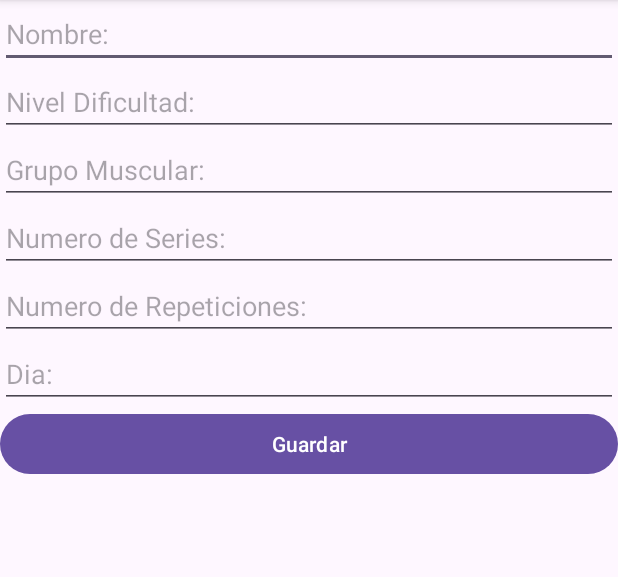
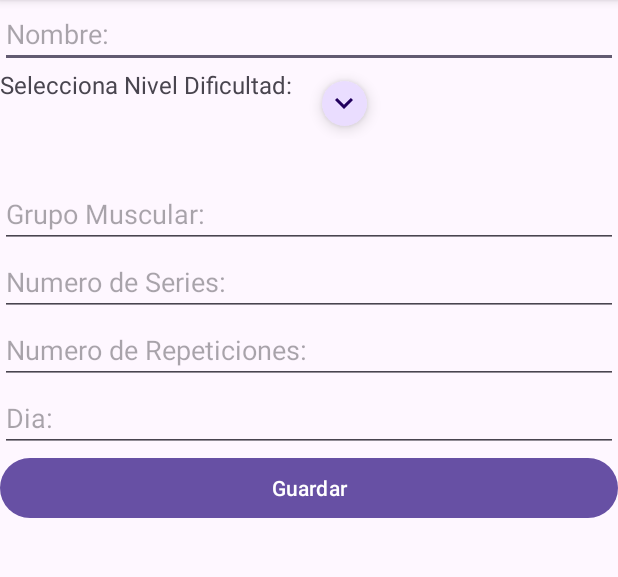
Before and after one commit to carlaAlvReg/FitSmart, an Android app built with Jetpack Compose: the NuevoActivity screen opened directly, with no data from a screen before it, after a tap on "Guardar", on a phone screen of 412 x 824 dp, the part 96-673 px from its top. Run offline under Robolectric (Android 15) with nearby library versions, the phone set to English and light mode, and no system bars.

Commit message:
Boton seleccionar

```diff
--- a/app/src/main/java/org/car/fitsmart/NuevoActivity.java
+++ b/app/src/main/java/org/car/fitsmart/NuevoActivity.java
@@ -1,12 +1,19 @@
 package org.car.fitsmart;
 
+import androidx.appcompat.app.AlertDialog;
 import androidx.appcompat.app.AppCompatActivity;
 
+import android.content.DialogInterface;
 import android.os.Bundle;
 import android.view.View;
 import android.widget.Button;
 import android.widget.EditText;
+import android.widget.RadioButton;
+import android.widget.RadioGroup;
+import android.widget.TextView;
 import android.widget.Toast;
+
+import com.google.android.material.floatingactionbutton.FloatingActionButton;
 
 import org.car.fitsmart.db.DbEjercicios;
 
@@ -14,6 +21,10 @@ public class NuevoActivity extends AppCompatActivity {
 
     EditText txtNombre, txtNivelDificultad, txtGrupoMuscular, txtNumSeries, txtNumRepes, txtDia;
     Button btnGuarda;
+    FloatingActionButton btnNivelDificultad;
+    RadioGroup radioGroup;
+    TextView textNivelDificultad;
+    String opcionSeleccionada = "";
 
     @Override
     protected void onCreate(Bundle savedInstanceState) {
@@ -21,18 +32,39 @@ public class NuevoActivity extends AppCompatActivity {
         setContentView(R.layout.activity_nuevo);
 
         txtNombre = findViewById(R.id.txtNombre);
-        txtNivelDificultad = findViewById(R.id.txtNivelDificultad);
+        //txtNivelDificultad = findViewById(R.id.txtNivelDificultad);
         txtGrupoMuscular = findViewById(R.id.txtGrupoMuscular);
         txtNumSeries = findViewById(R.id.txtNumSeries);
         txtNumRepes = findViewById(R.id.txtNumRepes);
         txtDia = findViewById(R.id.txtDia);
         btnGuarda = findViewById(R.id.btnGuarda);
+        btnNivelDificultad = findViewById(R.id.btnNivelDificultad);
+        textNivelDificultad = findViewById(R.id.textNivelDificultad);
+        radioGroup = new RadioGroup(this);
+
+        btnNivelDificultad.setOnClickListener(new View.OnClickListener() {
+            @Override
+            public void onClick(View view) {
+                mostrarModal();
+            }
+        });
 
         btnGuarda.setOnClickListener(new View.OnClickListener() {
             @Override
             public void onClick(View view) {
+                // Obtener la opción seleccionada del RadioGroup
+                int radioButtonId = radioGroup.getCheckedRadioButtonId();
+                String nivelDificultad = "";
+
+                if (radioButtonId != -1) {
+                    RadioButton radioButton = findViewById(radioButtonId);
+                    // Verificar que el objeto RadioButton no sea null antes de obtener el texto
+                    if (radioButton != null) {
+                        nivelDificultad = radioButton.getText().toString();
+                    }
+                }
                 DbEjercicios dbEjercicios = new DbEjercicios(NuevoActivity.this);
-                long id = dbEjercicios.insertaEjercicio(txtNombre.getText().toString(), txtNivelDificultad.getText().toString(), txtGrupoMuscular.getText().toString(), txtNumSeries.getText().toString(),txtNumRepes.getText().toString(), txtDia.getText().toString());
+                long id = dbEjercicios.insertaEjercicio(txtNombre.getText().toString(), opcionSeleccionada, txtGrupoMuscular.getText().toString(), txtNumSeries.getText().toString(),txtNumRepes.getText().toString(), txtDia.getText().toString());
                 System.out.println("El id es"+id);
                 if(id > 0){
                     Toast.makeText(NuevoActivity.this, "REGISTRO GUARDADO", Toast.LENGTH_LONG).show();
@@ -47,7 +79,7 @@ public class NuevoActivity extends AppCompatActivity {
 
     private void limpiar(){
         txtNombre.setText("");
-        txtNivelDificultad.setText("");
+        //txtNivelDificultad.setText("");
         txtGrupoMuscular.setText("");
         txtNumSeries.setText("");
         txtNumRepes.setText("");
@@ -55,4 +87,56 @@ public class NuevoActivity extends AppCompatActivity {
 
 
     }
+
+    // Método mostrarModal
+    // Método mostrarModal
+    private void mostrarModal() {
+        AlertDialog.Builder builder = new AlertDialog.Builder(this);
+        builder.setTitle("Selecciona una opción");
+
+        // Crear un RadioGroup y agregar opciones
+        final RadioGroup radioGroup = new RadioGroup(this);
+        final String[] opciones = {"Principiante", "Intermedio", "Avanzado"};
+
+        for (String opcion : opciones) {
+            RadioButton radioButton = new RadioButton(this);
+            radioButton.setText(opcion);
+            radioGroup.addView(radioButton);
+        }
+
+        builder.setView(radioGroup);
+
+        // Configurar el botón positivo (o "Aceptar")
+        builder.setPositiveButton("Aceptar", new DialogInterface.OnClickListener() {
+            @Override
+            public void onClick(DialogInterface dialog, int which) {
+                // Obtener la opción seleccionada al hacer clic en "Aceptar"
+                int radioButtonId = radioGroup.getCheckedRadioButtonId();
+                if (radioButtonId != -1) {
+                    RadioButton radioButton = radioGroup.findViewById(radioButtonId);
+                    if (radioButton != null) {
+                        opcionSeleccionada = radioButton.getText().toString();
+
+                        // Mostrar la opción seleccionada en el TextView
+                        textNivelDificultad.setText(opcionSeleccionada);
+                    }
+                }
+                dialog.dismiss();
+            }
+        });
+
+        // Configurar el botón negativo (o "Cancelar")
+        builder.setNegativeButton("Cancelar", new DialogInterface.OnClickListener() {
+            @Override
+            public void onClick(DialogInterface dialog, int which) {
+                dialog.dismiss();
+            }
+        });
+
+        // Mostrar el cuadro de diálogo
+        builder.create().show();
+    }
+
+
+
 }
--- a/app/src/main/java/org/car/fitsmart/db/DbHelper.java
+++ b/app/src/main/java/org/car/fitsmart/db/DbHelper.java
@@ -14,7 +14,7 @@ import java.util.List;
 
 public class DbHelper extends SQLiteOpenHelper {
 
-    private static final int DATABASE_VERSION = 6;
+    private static final int DATABASE_VERSION = 9;
     private static final String DATABASE_NOMBRE = "ejercicios.db";
     public static final String TABLE_EJERCICIOS = "t_ejercicios";
     public static final String TABLE_PERSONA = "t_persona";
@@ -52,7 +52,7 @@ public class DbHelper extends SQLiteOpenHelper {
     @Override
     public void onUpgrade(SQLiteDatabase sqLiteDatabase, int i, int i1) {
         sqLiteDatabase.execSQL("DROP TABLE " + TABLE_EJERCICIOS);
-        sqLiteDatabase.execSQL("DROP TABLE " + TABLE_PERSONA);
+        //sqLiteDatabase.execSQL("DROP TABLE " + TABLE_PERSONA);
         /*sqLiteDatabase.execSQL("DROP TABLE " + TABLE_RUTINA);*/
         onCreate(sqLiteDatabase);
     }
--- /dev/null
+++ b/app/src/main/res/drawable/arrow_down_24.xml
@@ -0,0 +1,5 @@
+<vector android:height="24dp" android:tint="#000000"
+    android:viewportHeight="24" android:viewportWidth="24"
+    android:width="24dp" xmlns:android="http://schemas.android.com/apk/res/android">
+    <path android:fillColor="@android:color/white" android:pathData="M7.41,8.59L12,13.17l4.59,-4.58L18,10l-6,6 -6,-6 1.41,-1.41z"/>
+</vector>
--- a/app/src/main/res/layout/activity_nuevo.xml
+++ b/app/src/main/res/layout/activity_nuevo.xml
@@ -3,7 +3,7 @@
     xmlns:app="http://schemas.android.com/apk/res-auto"
     xmlns:tools="http://schemas.android.com/tools"
     android:layout_width="match_parent"
-    android:layout_height="match_parent"
+    android:layout_height="wrap_content"
     android:orientation="vertical"
     tools:context=".NuevoActivity">
 
@@ -15,13 +15,50 @@
         android:hint="@string/hint_nombre"
         android:inputType="text" />
 
-    <EditText
-        android:id="@+id/txtNivelDificultad"
+    <LinearLayout
+        android:layout_width="match_parent"
+        android:layout_height="match_parent">
+
+        <LinearLayout
+            android:layout_width="match_parent"
+            android:layout_height="match_parent"
+            android:layout_weight="1"
+            android:orientation="horizontal">
+
+            <TextView
+                android:id="@+id/textView3"
+                android:layout_width="wrap_content"
+                android:layout_height="wrap_content"
+                android:layout_weight="1"
+                android:text="@string/s_nivelDificultad"
+                android:textSize="16sp" />
+        </LinearLayout>
+
+        <LinearLayout
+            android:layout_width="match_parent"
+            android:layout_height="match_parent"
+            android:layout_weight="1"
+            android:orientation="horizontal">
+
+            <com.google.android.material.floatingactionbutton.FloatingActionButton
+                android:id="@+id/btnNivelDificultad"
+                android:layout_width="wrap_content"
+                android:layout_height="wrap_content"
+                android:layout_weight="1"
+                android:clickable="true"
+                android:src="@drawable/arrow_down_24"
+                app:fabCustomSize="30dp"
+                app:fabSize="auto" />
+
+        </LinearLayout>
+    </LinearLayout>
+
+
+    <TextView
+        android:id="@+id/textNivelDificultad"
         android:layout_width="match_parent"
         android:layout_height="wrap_content"
-        android:ems="10"
-        android:hint="@string/hint_nivelDificultad"
-        android:inputType="text" />
+        android:textSize="20sp" />
 
     <EditText
         android:id="@+id/txtGrupoMuscular"
--- a/app/src/main/res/values/strings.xml
+++ b/app/src/main/res/values/strings.xml
@@ -10,6 +10,7 @@
     <string name="mis_rutinas">Rutina de ejercicios</string>
     <string name="hint_nombre">Nombre:</string>
     <string name="hint_nivelDificultad">Nivel Dificultad:</string>
+    <string name="s_nivelDificultad">Selecciona Nivel Dificultad:</string>
     <string name="hint_grupoMuscular">Grupo Muscular:</string>
     <string name="hint_numSeries">Numero de Series:</string>
     <string name="hint_numRepes">Numero de Repeticiones:</string>
```
Also changed, not shown: app/src/main/java/org/car/fitsmart/MainActivity.java (+12 -4 lines), app/src/main/java/org/car/fitsmart/adaptadores/ListaPersonasAdapter.java (+9 -1 lines), app/src/main/java/org/car/fitsmart/db/Persona.java (+12 -7 lines), app/src/main/res/layout/activity_main.xml (+17 -14 lines).
